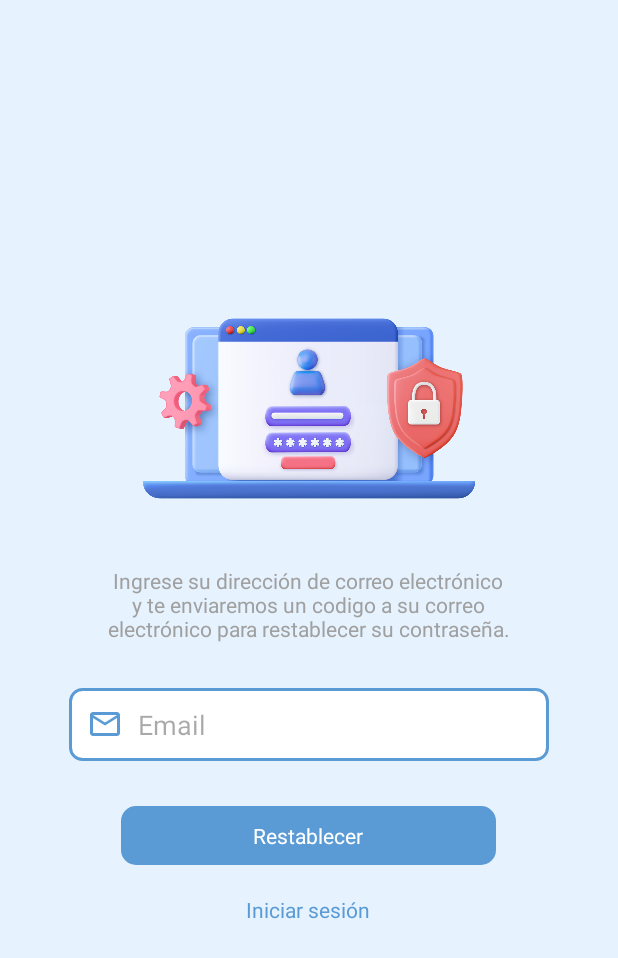
After one commit to ivannadomz/Medipet_Movil, an Android app: the layout activity_recover_pass_email.xml on its own in the app's theme, with its tools: preview values and no code run, on a phone screen of 412 x 824 dp. The commit adds this screen. Shown: the top 958 px of the screen. Run offline under Robolectric (Android 15) with nearby library versions, the light colour scheme and no system bars.

Commit message:
Front de Recover Password 1

```diff
--- /dev/null
+++ b/app/src/main/res/drawable/button_border.xml
@@ -0,0 +1,8 @@
+<?xml version="1.0" encoding="utf-8"?>
+<shape xmlns:android="http://schemas.android.com/apk/res/android" android:shape="rectangle">
+    <solid android:color="#5A9BD5" />
+    <corners android:radius="10dp" />
+    <stroke
+        android:width="0dp"
+        android:color="#FFFFFF" />
+</shape>
--- /dev/null
+++ b/app/src/main/res/drawable/ic_email.xml
@@ -0,0 +1,10 @@
+<?xml version="1.0" encoding="utf-8"?>
+<vector xmlns:android="http://schemas.android.com/apk/res/android"
+    android:width="24dp"
+    android:height="24dp"
+    android:viewportWidth="24"
+    android:viewportHeight="24">
+    <path
+        android:fillColor="#5A9BD5"
+        android:pathData="M22,6C22,4.9 21.1,4 20,4H4C2.9,4 2,4.9 2,6V18C2,19.1 2.9,20 4,20H20C21.1,20 22,19.1 22,18V6M20,6L12,11L4,6H20M20,18H4V8L12,13L20,8V18Z"/>
+</vector>
--- /dev/null
+++ b/app/src/main/res/drawable/rounded_blue_border.xml
@@ -0,0 +1,5 @@
+<shape xmlns:android="http://schemas.android.com/apk/res/android" android:shape="rectangle">
+    <solid android:color="#FFFFFF"/>
+    <corners android:radius="8dp"/>
+    <stroke android:width="2dp" android:color="#5A9BD5"/>
+</shape>
--- a/app/src/main/res/layout/activity_prescription.xml
+++ b/app/src/main/res/layout/activity_prescription.xml
@@ -108,7 +108,7 @@
             android:text="@string/btn_xray"
             android:layout_marginEnd="40dp"
             android:textColor="#FFFFFF"
-            android:backgroundTint="#6D97C4"
+            android:backgroundTint="#5A9BD5"
             style="?android:attr/buttonBarButtonStyle"/>
 
         <Button
@@ -116,7 +116,7 @@
             android:layout_width="wrap_content"
             android:minWidth="120dp"
             android:layout_height="wrap_content"
-            android:backgroundTint="#6D97C4"
+            android:backgroundTint="#5A9BD5"
             android:textColor="#FFFFFF"
             android:text="@string/btn_lab"
             style="?android:attr/buttonBarButtonStyle"/>
--- /dev/null
+++ b/app/src/main/res/layout/activity_recover_pass_email.xml
@@ -0,0 +1,81 @@
+<?xml version="1.0" encoding="utf-8"?>
+<LinearLayout xmlns:android="http://schemas.android.com/apk/res/android"
+    android:orientation="vertical"
+    android:layout_width="match_parent"
+    android:layout_height="match_parent"
+    android:background="#E6F3FF"
+    android:padding="16dp"
+    android:gravity="center">
+
+    <ImageView
+        android:layout_width="match_parent"
+        android:layout_height="150dp"
+        android:contentDescription="@string/img_pass_des"
+        android:src="@drawable/img_pass"
+        android:layout_marginBottom="30dp"/>
+
+    <TextView
+        android:layout_width="wrap_content"
+        android:layout_height="wrap_content"
+        android:maxWidth="270dp"
+        android:text="@string/pass_des_1"
+        android:textSize="14sp"
+        android:textColor="#A0A0A0"
+        android:textAlignment="center"/>
+
+    <LinearLayout
+        android:layout_width="match_parent"
+        android:layout_height="wrap_content"
+        android:orientation="horizontal"
+        android:background="@drawable/rounded_blue_border"
+        android:padding="12dp"
+        android:gravity="center_vertical"
+        android:layout_margin="30dp">
+
+        <ImageView
+            android:layout_width="24dp"
+            android:layout_height="24dp"
+            android:src="@drawable/ic_email"
+            android:layout_marginEnd="10dp"
+            android:contentDescription="@string/email_des"/>
+
+        <EditText
+            android:id="@+id/email_input"
+            android:layout_width="0dp"
+            android:layout_height="wrap_content"
+            android:layout_weight="1"
+            android:hint="@string/email_input"
+            android:inputType="textEmailAddress"
+            android:textColor="#000000"
+            android:background="@null"
+            android:importantForAutofill="no"/>
+    </LinearLayout>
+
+    <TextView
+        android:id="@+id/btnRecover"
+        android:layout_width="wrap_content"
+        android:layout_height="wrap_content"
+        android:minWidth="250dp"
+        android:gravity="center"
+        android:text="@string/btn_recover"
+        android:background="@drawable/button_border"
+        android:textColor="#FFFFFF"
+        android:padding="10dp"
+        android:clickable="true"
+        android:focusable="true"
+        android:layout_marginBottom="10dp"/>
+
+    <TextView
+        android:id="@+id/btnBackLogin"
+        android:layout_width="wrap_content"
+        android:layout_height="wrap_content"
+        android:minWidth="250dp"
+        android:gravity="center"
+        android:text="@string/login_button"
+        android:textColor="#5A9BD5"
+        android:background="@null"
+        android:padding="10dp"
+        android:clickable="true"
+        android:focusable="true"/>
+
+</LinearLayout>
--- a/app/src/main/res/values/strings.xml
+++ b/app/src/main/res/values/strings.xml
@@ -1,6 +1,9 @@
 <resources>
     <string name="app_name">Medipet</string>
     <string name="btn_back_des">Boton regresar</string>
+    <string name="email_input">Email</string>
+    <string name="email_des">Icon email</string>
+    <string name="login_button">Iniciar sesión</string>
     <!-- Interfaz prescription -->
     <string name="img_prescription_des">Imagen de prescripcion</string>
     <string name="reason_label">Motivo:</string>
@@ -11,4 +14,8 @@
     <string name="specifications_text">Cargando...</string>
     <string name="btn_xray">Radiografia</string>
     <string name="btn_lab">Analisis</string>
+    <!-- Interfaz recover password -->
+    <string name="img_pass_des">Imagen de recuperar contraseña</string>
+    <string name="pass_des_1">Ingrese su dirección de correo electrónico y te enviaremos un codigo a su correo electrónico para restablecer su contraseña.</string>
+    <string name="btn_recover">Restablecer</string>
 </resources>
```
Also changed, not shown: app/src/main/res/drawable/img_pass.png (added).
